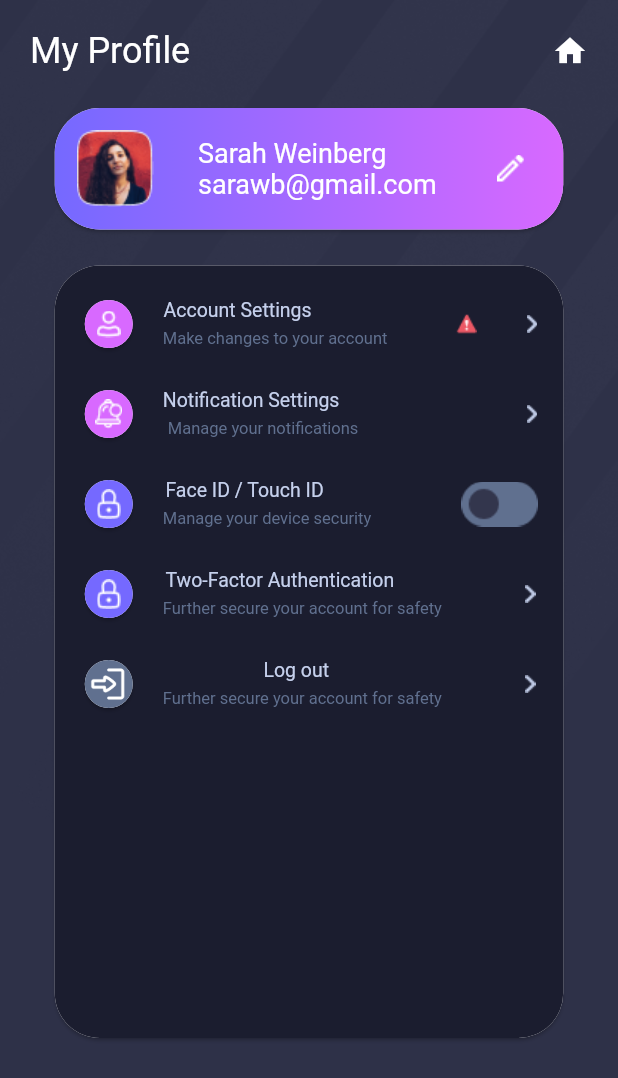
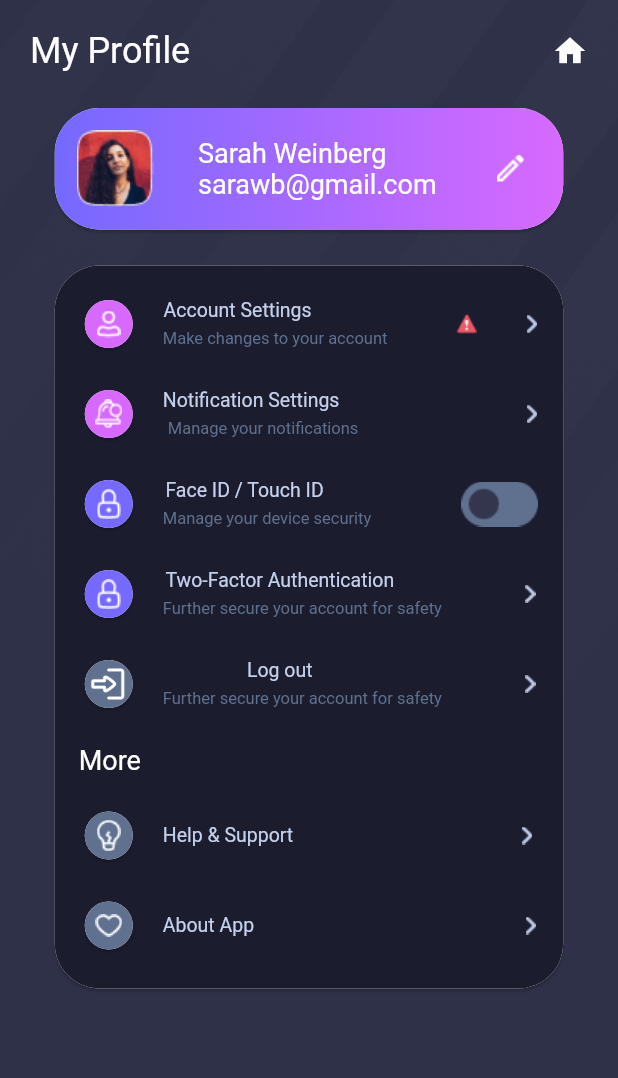
Before and after one commit to Giselz/interwise, a Flutter app: the screen it shows after launch, on a phone screen of 412 x 824 dp. Shown: the top 1078 px of the screen. Run offline on Flutter 3.47's test engine with Material 2 defaults, Android fonts, the phone set to English and light mode, and no system bars.

Commit message:
Finalizaçao da page My Profile

```diff
--- a/lib/pages/my_profile.dart
+++ b/lib/pages/my_profile.dart
@@ -83,7 +83,7 @@ class _MyProfileState extends State<MyProfile> {
                     padding: const EdgeInsets.only(top: 16.0),
                     child: SizedBox(
                       width: 347.0,
-                      height: 523.0,
+                      height: 490.0,
                       child: Card(
                         shape: RoundedRectangleBorder(
                           borderRadius: BorderRadius.circular(30.0),
@@ -333,7 +333,7 @@ class _MyProfileState extends State<MyProfile> {
                                   ),
                                   Column(
                                     children: const [
-                                      Padding(padding: EdgeInsets.only(right: 8.0, bottom: 5.0),
+                                      Padding(padding: EdgeInsets.only(right: 30.0, bottom: 5.0),
                                       child: Text('Log out', style:
                                         TextStyle(color: Color(0xFFC5D0EC), fontSize: 13.0)),
                                       ),
@@ -350,7 +350,104 @@ class _MyProfileState extends State<MyProfile> {
                                     ),
                                 ],
                               ),
-                            )
+                            ), const
+                            Padding(
+                              padding: EdgeInsets.only(top: 20.0, left: 16.0),
+                              child: Text('More', style:
+                                TextStyle(color: Color(0xFFFFFFFF), fontSize: 18.0, fontWeight: FontWeight.w400)),
+                            ),
+                            Container(
+                              padding: const EdgeInsets.only(top: 20.0),
+                              child: Row(
+                                children: [
+                                  Padding(
+                                    padding: const EdgeInsets.only(right: 16.0, left: 16.0),
+                                    child: SizedBox(
+                                      width: 40.0,
+                                      height: 40.0,
+                                      child: Card(
+                                        shape: RoundedRectangleBorder(
+                                          borderRadius: BorderRadius.circular(150.0),
+                                        ),
+                                        child: Container(
+                                          decoration: BoxDecoration(
+                                            shape: BoxShape.rectangle,
+                                            color: const Color(0xFF60708F),
+                                            borderRadius: BorderRadius.circular(150.0),
+                                          ),
+                                          child: const Image(
+                                                image: AssetImage('assets/light.png'),
+                                                width: 15.0,
+                                                height: 20.0,
+                                                ),
+                                        ),
+                                    ),
+                                    ),
+                                  ),
+                                  Column(
+                                      children: const [
+                                        Padding(padding: EdgeInsets.only(right: 30.0),
+                                        child: Text('Help & Support', style:
+                                          TextStyle(color: Color(0xFFC5D0EC), fontSize: 13.0)),
+                                        ),
+                                      ],
+                                    ), const
+                                    Padding(padding: EdgeInsets.only(left: 122.5),
+                                    child: Image(
+                                      image: AssetImage('assets/right_arrow.png'),
+                                      width: 7.0,
+                                      height: 12.0,
+                                      ),
+                                    ),
+                                ],
+                              ),
+                            ),
+                            Container(
+                              padding: const EdgeInsets.only(top: 20.0),
+                              child: Row(
+                                children: [
+                                  Padding(
+                                    padding: const EdgeInsets.only(right: 16.0, left: 16.0),
+                                    child: SizedBox(
+                                      width: 40.0,
+                                      height: 40.0,
+                                      child: Card(
+                                        shape: RoundedRectangleBorder(
+                                          borderRadius: BorderRadius.circular(150.0),
+                                        ),
+                                        child: Container(
+                                          decoration: BoxDecoration(
+                                            shape: BoxShape.rectangle,
+                                            color: const Color(0xFF60708F),
+                                            borderRadius: BorderRadius.circular(150.0),
+                                          ),
+                                          child: const Image(
+                                                image: AssetImage('assets/favorite.png'),
+                                                width: 17.0,
+                                                height: 14.0,
+                                                ),
+                                        ),
+                                    ),
+                                    ),
+                                  ),
+                                  Column(
+                                      children: const [
+                                        Padding(padding: EdgeInsets.only(right: 30.0),
+                                        child: Text('About App', style:
+                                          TextStyle(color: Color(0xFFC5D0EC), fontSize: 13.0)),
+                                        ),
+                                      ],
+                                    ), const
+                                    Padding(padding: EdgeInsets.only(left: 151.0),
+                                    child: Image(
+                                      image: AssetImage('assets/right_arrow.png'),
+                                      width: 7.0,
+                                      height: 12.0,
+                                      ),
+                                    ),
+                                ],
+                              ),
+                            ),
                           ]
                         )
                         )
```
Also changed, not shown: assets/favorite.png (added), assets/light.png (added).
